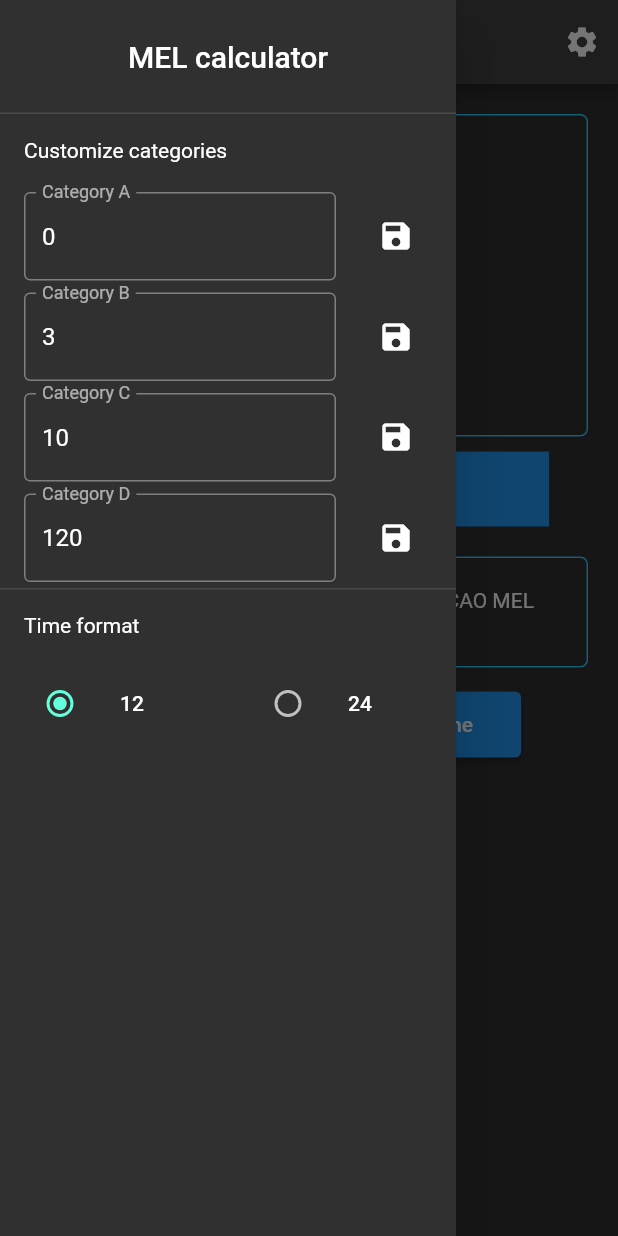
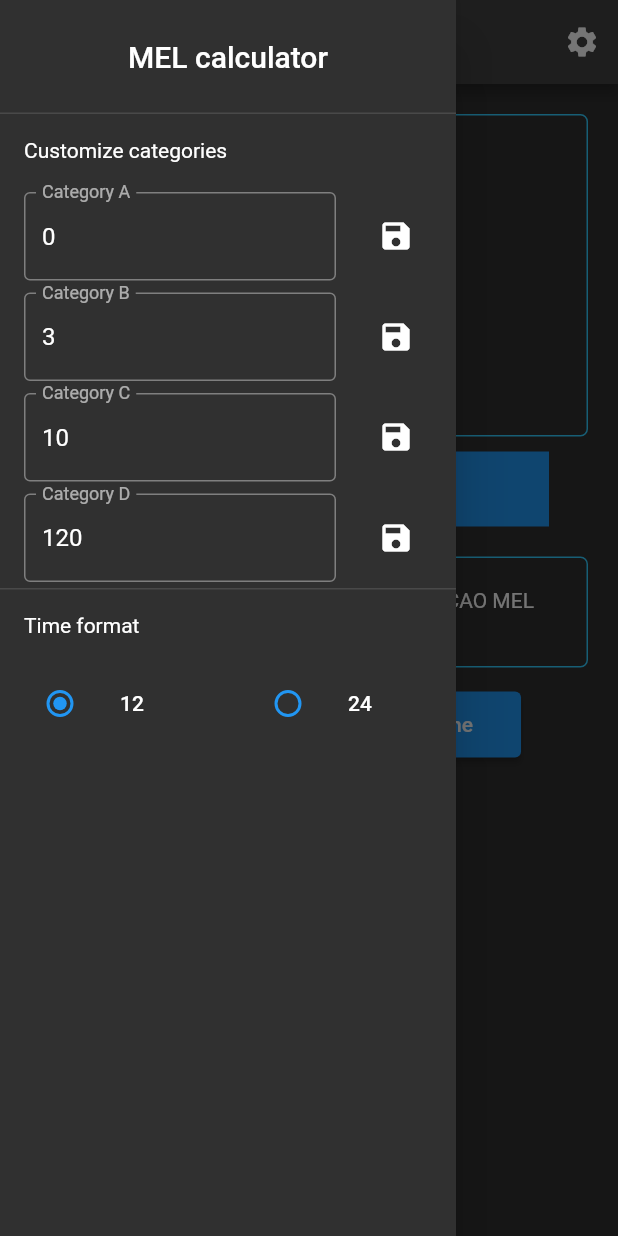
Before and after one commit to neo321654/mel_calculator_, a Flutter app: the screen it shows after launch, with the side drawer open, on a phone screen of 412 x 824 dp. Run offline on Flutter 3.47's test engine with Material 2 defaults, Android fonts, the phone set to English and light mode, and no system bars; drawn by our look-alikes of google_mobile_ads; our stand-ins replace shared_preferences; generated files the repository leaves out were written again; network calls fail.

Commit message:
цвето радио кнопок

```diff
--- a/lib/src/app.dart
+++ b/lib/src/app.dart
@@ -57,8 +57,30 @@ class MyApp extends StatelessWidget {
           // Define a light and dark color theme. Then, read the user's
           // preferred ThemeMode (light, dark, or system default) from the
           // SettingsController to display the correct theme.
+          // var theme = ThemeData.dark().copyWith(
+          //   radioTheme: ThemeData.dark().radioTheme.copyWith(
+          //     fillColor: MaterialStateProperty.resolveWith((states) {
+          //       if (!states.contains(MaterialState.disabled)) {
+          //         return Colors.blue;
+          //       } else {
+          //         return Colors.blue.withOpacity(.25);
+          //       }
+          //     }),
+          //   ),
+          // );
           theme: ThemeData(),
-          darkTheme: ThemeData.dark(),
+          //копирую тёмную тему чтобы изменить цвет радио кнопок
+          darkTheme: ThemeData.dark().copyWith(
+            radioTheme: ThemeData.dark().radioTheme.copyWith(
+              fillColor: MaterialStateProperty.resolveWith((states) {
+                if (!states.contains(MaterialState.disabled)) {
+                  return Colors.blue;
+                } else {
+                  return Colors.blue.withOpacity(.25);
+                }
+              }),
+            ),
+          ),
           themeMode: settingsController.themeMode,
 
           // Define a function to handle named routes in order to support
```
